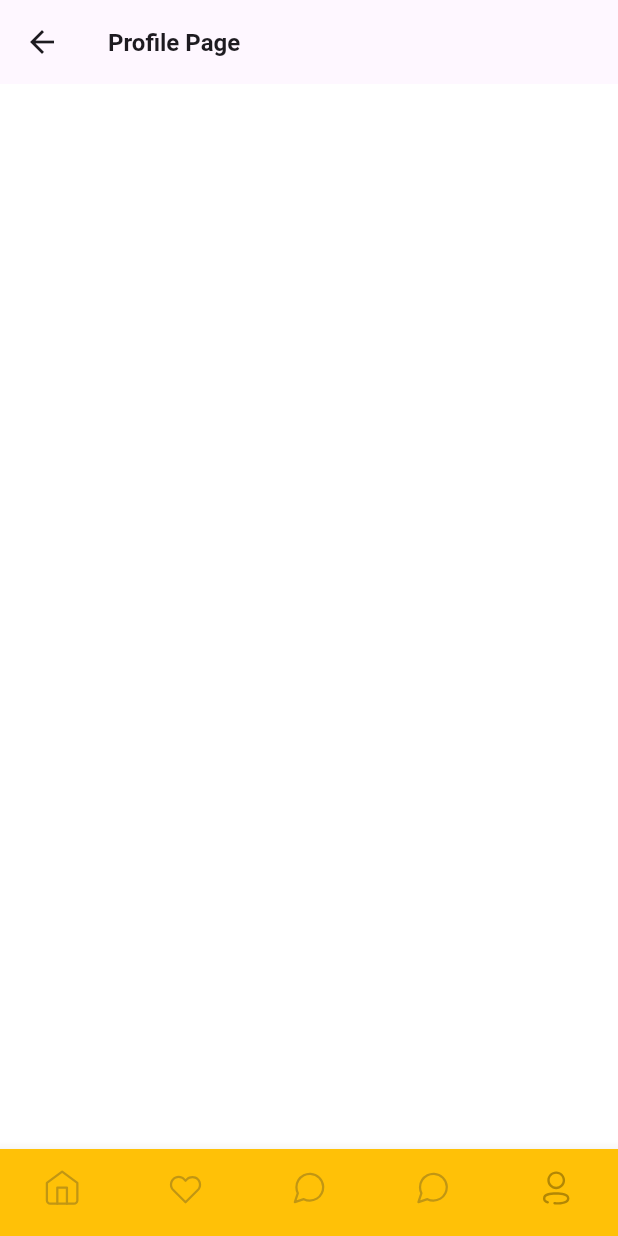
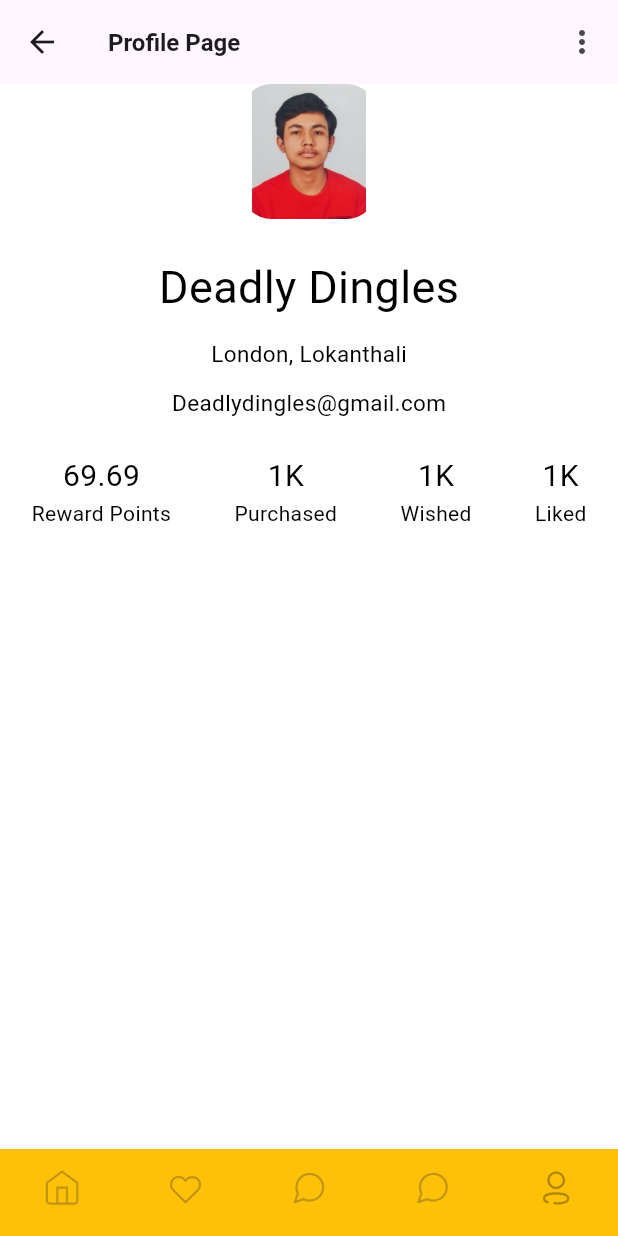
Before and after one commit to Swbhaav/Flutter-project, a Flutter app: the MainPage screen opened by its route, item 5 of the bottom bar chosen, on a phone screen of 412 x 824 dp. Run offline on Flutter 3.47's test engine with Material 3 defaults, Android fonts, the phone set to English and light mode, and no system bars; our stand-ins replace flutter_svg; missing offline and left inert: dart:js.

Commit message:
profile page of deadly dingles, by the order of SOYASKAR SHRESTHA!!

```diff
--- a/lib/Config/app_routes.dart
+++ b/lib/Config/app_routes.dart
@@ -1,3 +1,6 @@
+import 'dart:js';
+
+import 'package:vadhyantram/Pages/edit_profile_page.dart';
 import 'package:vadhyantram/Pages/homepage.dart';
 import 'package:vadhyantram/Pages/main_page.dart';
 
@@ -8,9 +11,11 @@ class AppRoutes {
     '/': (context) => LoginPage(),
     'home': (context) => HomePage(),
     '/main': (context) => MainPage(),
+    '/edit_profile':(context)=> EditProfilePage(),
   };
 
   static const login = '/';
   static const home = '/home';
   static const main = '/main';
+  static const editProfile = '/edit_profile';
 }
--- a/lib/Pages/profile_page.dart
+++ b/lib/Pages/profile_page.dart
@@ -1,4 +1,10 @@
 import 'package:flutter/material.dart';
+import 'package:vadhyantram/Config/app_routes.dart';
+
+enum ProfileMenu{
+  edit,
+  logout,
+}
 
 class ProfilePage extends StatelessWidget {
   const ProfilePage({super.key});
@@ -8,6 +14,109 @@ class ProfilePage extends StatelessWidget {
     return Scaffold(
       appBar: AppBar(
         title: Text('Profile Page'),
+        actions: [
+          PopupMenuButton<ProfileMenu>(
+            onSelected: (value){
+              switch (value){
+                case ProfileMenu.edit:
+                Navigator.of(context).pushNamed(AppRoutes.editProfile);
+                break;
+                case ProfileMenu.logout:
+                  print('Logout');
+                  break;
+                default:
+
+                }
+              },
+            icon: const Icon(Icons.more_vert_rounded),
+            itemBuilder: (context){
+              return [
+                PopupMenuItem(
+                    child: Text('Edit'),
+                    value: ProfileMenu.edit,
+                ),
+                PopupMenuItem(
+                  child: Text('Log Out'),
+                  value: ProfileMenu.logout,
+                )
+              ];
+            },
+          )
+        ],
+      ),
+      body: Column(
+        children: [
+          ClipRRect(
+            borderRadius: BorderRadius.all(Radius.circular(20)),
+            child: Image.asset(
+              'Assets/Temp/pp.jpg',
+              width: 90,
+              height: 90,
+            ),
+          ),
+          SizedBox(
+            height: 24,
+          ),
+          Text('Deadly Dingles',style: TextStyle(
+            fontSize: 30,
+          )
+          ),
+          SizedBox(
+            height: 12,
+          ),
+          Text('London, Lokanthali',style: TextStyle(
+            fontSize: 15
+          ),),
+          SizedBox(
+            height: 12,
+          ),
+          Text('Deadlydingles@gmail.com',style: TextStyle(
+              fontSize: 15
+          ),),
+          SizedBox(
+            height: 24,
+          ),
+          Row(
+            mainAxisAlignment: MainAxisAlignment.spaceAround,
+            children: [
+              Column(
+                children: [
+                  Text('69.69',style: TextStyle(
+                    fontSize: 20,
+                  ),
+                  ),
+                  Text('Reward Points'),
+                ],
+              ),
+              Column(
+                children: [
+                  Text('1K',style: TextStyle(
+                   fontSize: 20,),
+                  ),
+                  Text('Purchased')
+                ],
+              ),
+              Column(
+                children: [
+                  Text('1K',style: TextStyle(
+                    fontSize: 20,),
+                  ),
+                  Text('Wished')
+                ],
+              ),
+              Column(
+                children: [
+                  Text('1K',style: TextStyle(
+                    fontSize: 20,),
+                  ),
+                  Text('Liked')
+                ],
+              )
+
+            ],
+          )
+
+        ],
       ),
     );
   }
--- a/pubspec.yaml
+++ b/pubspec.yaml
@@ -63,6 +63,7 @@ flutter:
   assets:
     - Assets/Images/
     - Assets/SVG/
+    - Assets/Temp/
 
   # An image asset can refer to one or more resolution-specific "variants", see
   # https://flutter.dev/assets-and-images/#resolution-aware
```
Also changed, not shown: lib/Pages/edit_profile_page.dart (added, +55 -0 lines), Assets/Temp/pp.jpg (added).
